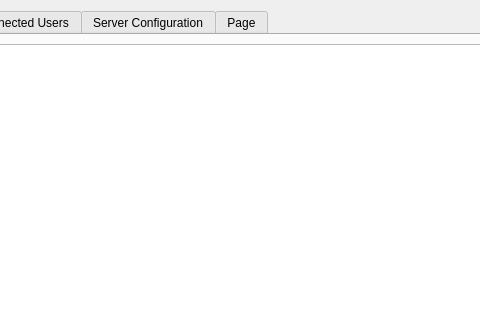
Before: the Qt Designer form Server/serverapp.ui in jacob-swanson/PixSpace, drawn with Qt 5; both pictures show x 163 to 643 and y 0 to 320 of the 818 by 490 pixel window.
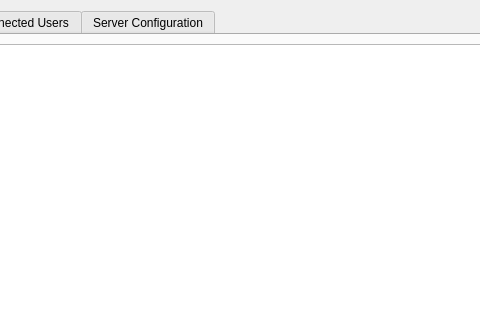
After: the same form once the commit is applied. The open tabs and pages were chosen to show the change. Icons and pictures are not drawn.

Commit message: Removed extra tab in server gui.

Patch:
```diff
--- a/Server/serverapp.ui
+++ b/Server/serverapp.ui
@@ -244,11 +244,6 @@
         </item>
        </layout>
       </widget>
-      <widget class="QWidget" name="tab_3">
-       <attribute name="title">
-        <string>Page</string>
-       </attribute>
-      </widget>
      </widget>
     </item>
     <item>
```
Left out of the diff: 2 changed lines with no effect on the pictures.
